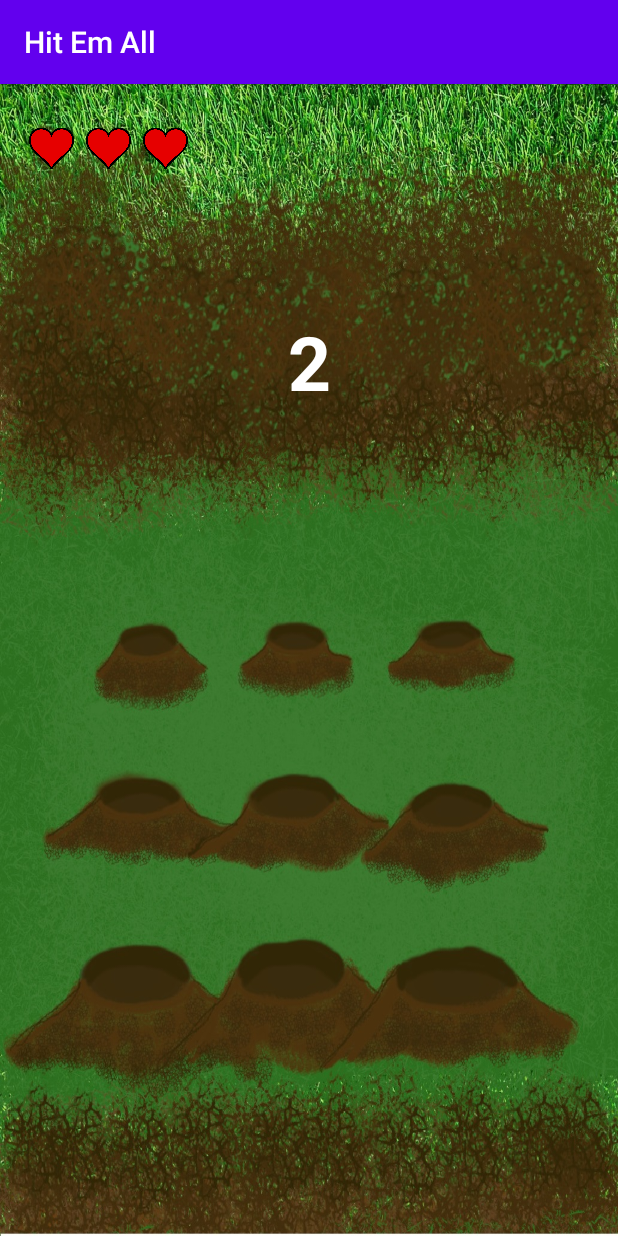
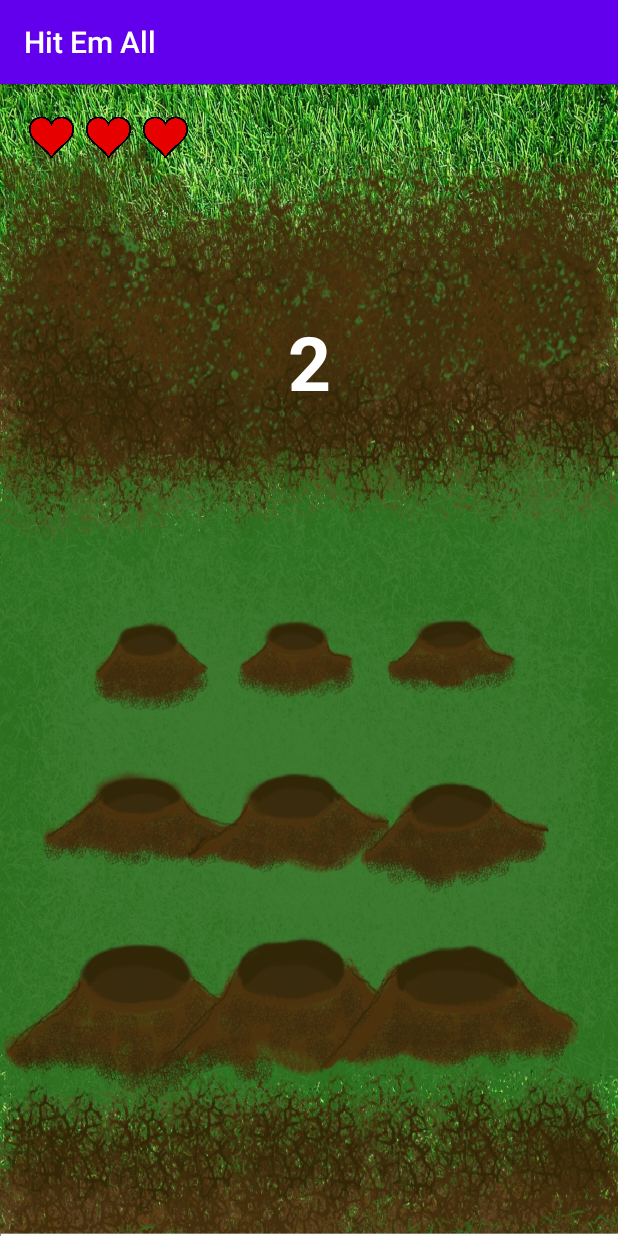
Before and after one commit to akritidi/Hit-Em-All, an Android app: the GameActivity screen opened directly, with no data from a screen before it, on a phone screen of 412 x 824 dp. Run offline under Robolectric (Android 15) with nearby library versions, the phone set to English and light mode, and no system bars.

Commit message:
game miss fixed

```diff
--- a/app/src/main/java/com/example/myapplication/GameActivity.java
+++ b/app/src/main/java/com/example/myapplication/GameActivity.java
@@ -29,7 +29,7 @@ import java.util.TimerTask;
 
 public class GameActivity extends AppCompatActivity implements View.OnClickListener {
     private MediaPlayer countdownSound,hitSound,missSound,popSound,jumpSound;
-    private boolean countdownFinished,gameFinished,hitToastShown,missToastShown,run,nextMolebool,hideMoleBool,backPressed ;
+    private boolean countdownFinished,gameFinished,hitToastShown,missToastShown,run,nextMolebool,hideMoleBool,backPressed;
     private Toast hitToast;
     private Toast missToast;
     private long backPressedTime;
@@ -104,7 +104,7 @@ public class GameActivity extends AppCompatActivity implements View.OnClickListe
             @SuppressLint("SetTextI18n")
             @Override                                               //Εμφάνιση μηνύματος Miss! αφού έχει τελειώσει το countdown όταν γίνεται ταπ σε σημείο που δεν υπάρχει κουμπί
             public boolean onTouch(View v, MotionEvent event) {
-                if (countdownFinished){
+                if (countdownFinished && !gameFinished){
                     if (event.getAction() == MotionEvent.ACTION_DOWN){
                         missToast();
                         soundsMaker(missSound);
--- a/app/src/main/res/layout/activity_game.xml
+++ b/app/src/main/res/layout/activity_game.xml
@@ -206,10 +206,9 @@
         app:layout_constraintHorizontal_bias="0.25"
         app:layout_constraintStart_toStartOf="parent"
         app:layout_constraintTop_toTopOf="parent"
-        app:layout_constraintVertical_bias="0.03"
+        app:layout_constraintVertical_bias="0.01999998"
         app:srcCompat="@drawable/heart"
-        tools:ignore="ContentDescription"
-         />
+        tools:ignore="ContentDescription" />
 
     <ImageView
         android:id="@+id/imageView2"
@@ -221,9 +220,10 @@
 "
         app:layout_constraintStart_toStartOf="parent"
         app:layout_constraintTop_toTopOf="parent"
-        app:layout_constraintVertical_bias="0.03"
+        app:layout_constraintVertical_bias="0.01999998"
         app:srcCompat="@drawable/heart"
-        tools:ignore="ContentDescription"/>
+        tools:ignore="ContentDescription" />
+
     <ImageView
         android:id="@+id/imageView1"
         android:layout_width="30dp"
@@ -234,9 +234,9 @@
 "
         app:layout_constraintStart_toStartOf="parent"
         app:layout_constraintTop_toTopOf="parent"
-        app:layout_constraintVertical_bias="0.03"
+        app:layout_constraintVertical_bias="0.01999998"
         app:srcCompat="@drawable/heart"
-        tools:ignore="ContentDescription"/>
+        tools:ignore="ContentDescription" />
 
 
 
```
